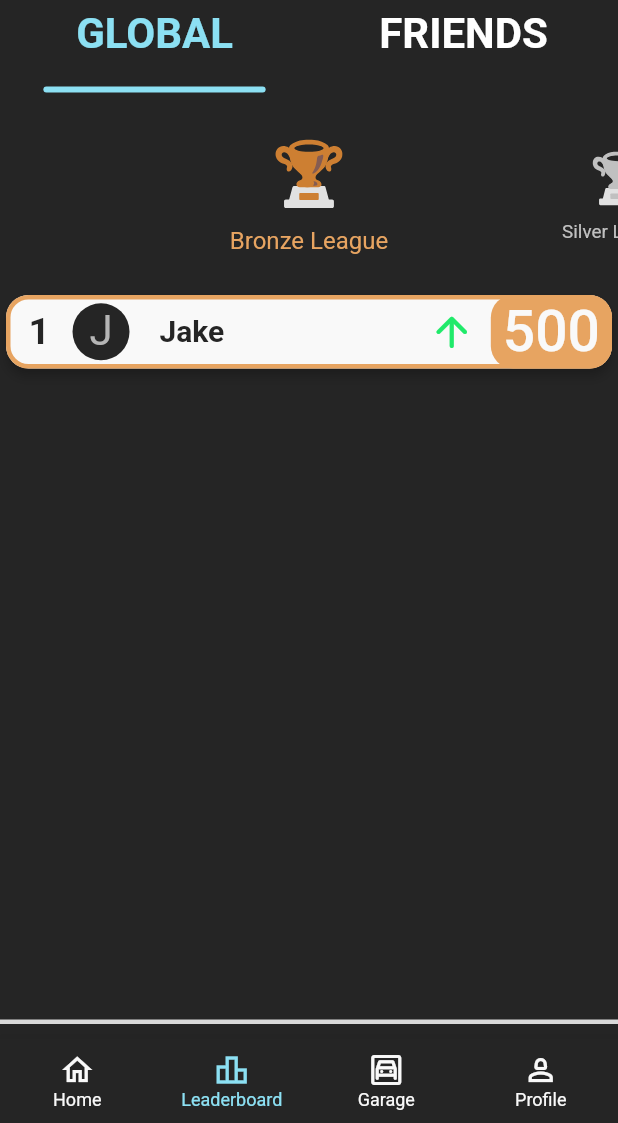
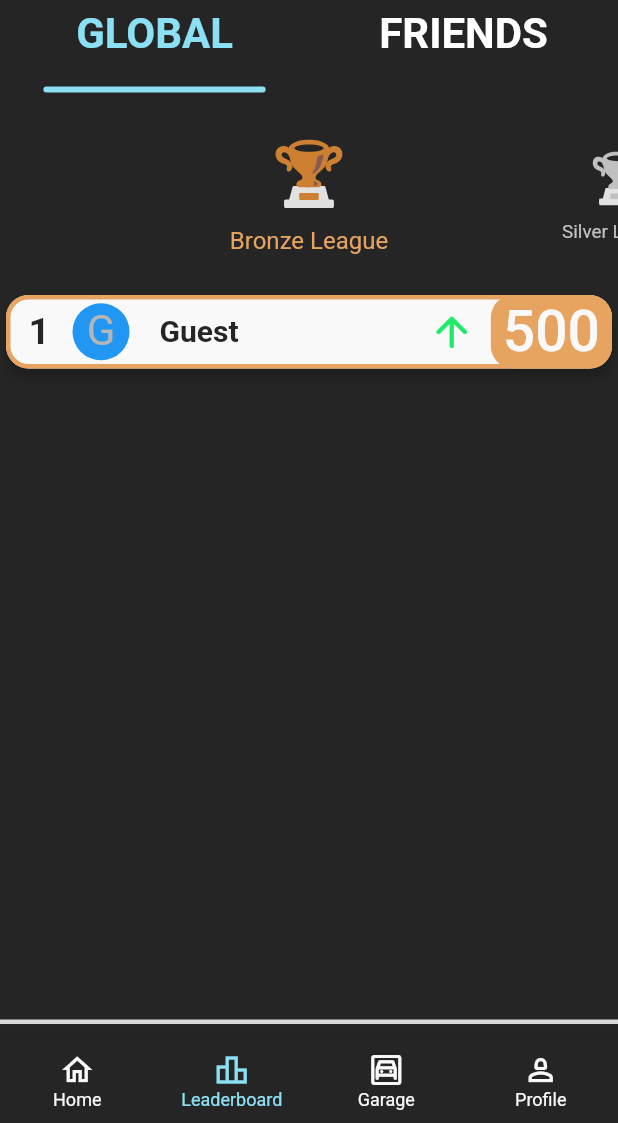
Before and after one commit to jwlim94/drive_safe, a Flutter app: the screen it shows once a user with an empty profile is signed in, item 2 of the bottom bar chosen, on a phone screen of 412 x 824 dp, the part 113-1236 px from its top. Run offline on Flutter 3.47's test engine with Material 3 defaults, Android fonts, the phone set to English and light mode, and no system bars; drawn by our look-alikes of carousel_slider; our stand-ins replace cloud_firestore, confetti, firebase_auth, firebase_core, flutter_riverpod, flutter_svg and 2 more; accounts and stored records are empty; generated files the repository leaves out were written again.

Commit message:
Insert the user into the leader_board screen.

```diff
--- a/lib/src/features/leaderboard/presentation/leaderboard_screen.dart
+++ b/lib/src/features/leaderboard/presentation/leaderboard_screen.dart
@@ -1,20 +1,22 @@
 import 'package:carousel_slider/carousel_slider.dart';
 import 'package:drive_safe/src/features/leaderboard/domain/leagues.dart';
+import 'package:drive_safe/src/features/user/presentation/providers/current_user_state_provider.dart';
 import 'package:drive_safe/src/shared/constants/app_colors.dart';
 import 'package:drive_safe/src/shared/constants/text_styles.dart';
 import 'package:drive_safe/src/shared/widgets/custom_player_card.dart';
 import 'package:drive_safe/src/shared/widgets/custom_tab_indicator.dart';
 import 'package:flutter/material.dart';
+import 'package:flutter_riverpod/flutter_riverpod.dart';
 import 'package:flutter_svg/svg.dart';
 
-class LeaderboardScreen extends StatefulWidget {
+class LeaderboardScreen extends ConsumerStatefulWidget {
   const LeaderboardScreen({super.key});
 
   @override
-  State<LeaderboardScreen> createState() => _LeaderboardScreenState();
+  ConsumerState<LeaderboardScreen> createState() => _LeaderboardScreenState();
 }
 
-class _LeaderboardScreenState extends State<LeaderboardScreen>
+class _LeaderboardScreenState extends ConsumerState<LeaderboardScreen>
     with SingleTickerProviderStateMixin {
   late TabController _tabController;
   int _selectedIndex = 0;
@@ -40,6 +42,7 @@ class _LeaderboardScreenState extends State<LeaderboardScreen>
     final double indicatorWidth = (screenWidth * 0.5) - (screenWidth * 0.15);
     CarouselSliderController buttonCarouselController =
         CarouselSliderController();
+    final currentUser = ref.watch(currentUserStateProvider);
 
     return Scaffold(
       body: Column(
@@ -131,7 +134,7 @@ class _LeaderboardScreenState extends State<LeaderboardScreen>
               children: [
                 CustomPlayerCard(
                   position: 1, //Put in player stats
-                  playerName: "Jake", //Put in player name
+                  playerName: currentUser?.name ?? "Guest", //Put in player name
                   onPressed: VoidCallbackAction.new,
                   backgroundColor: AppColors.customWhite,
                   leaguePositionColor:
@@ -140,7 +143,8 @@ class _LeaderboardScreenState extends State<LeaderboardScreen>
                       _leagues[currentIndex].color, //Put in player stats
                   points: 500, //Put in player stats
                   positionMovement: "Increased", //Put in player stats
-                  playerColor: AppColors.customBlack, //Put in player color
+                  playerColor: Color(
+                      currentUser?.primaryColor.toUnsigned(32) ?? 0xFF2196F3),
                 ),
               ],
             ),
```
